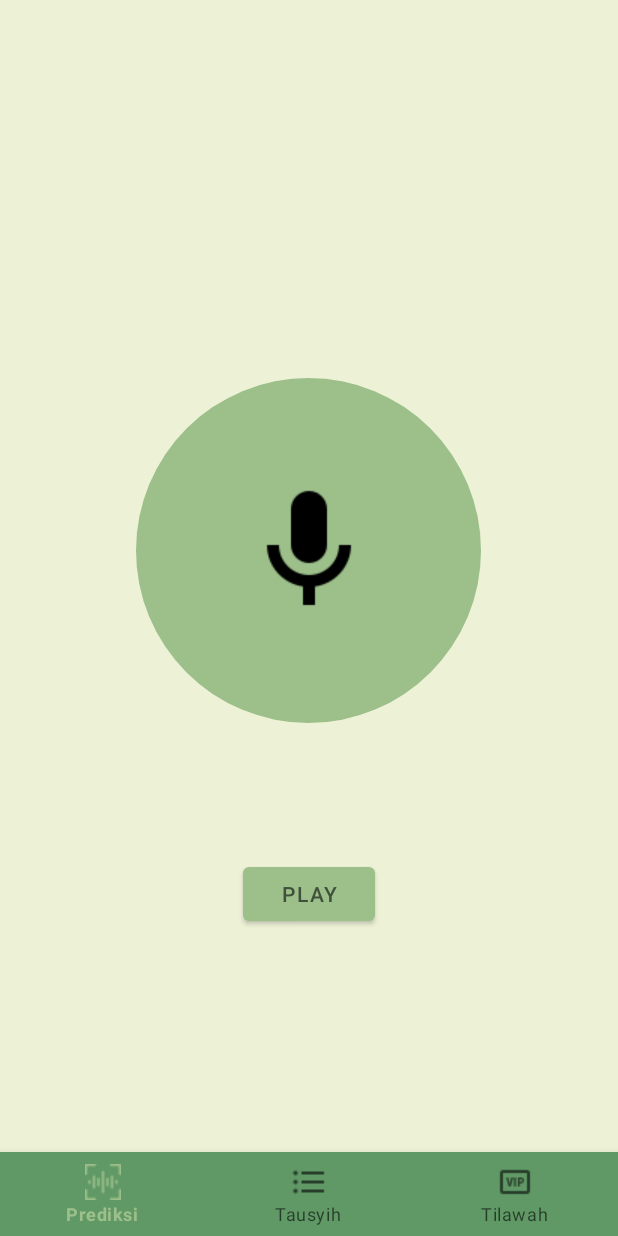
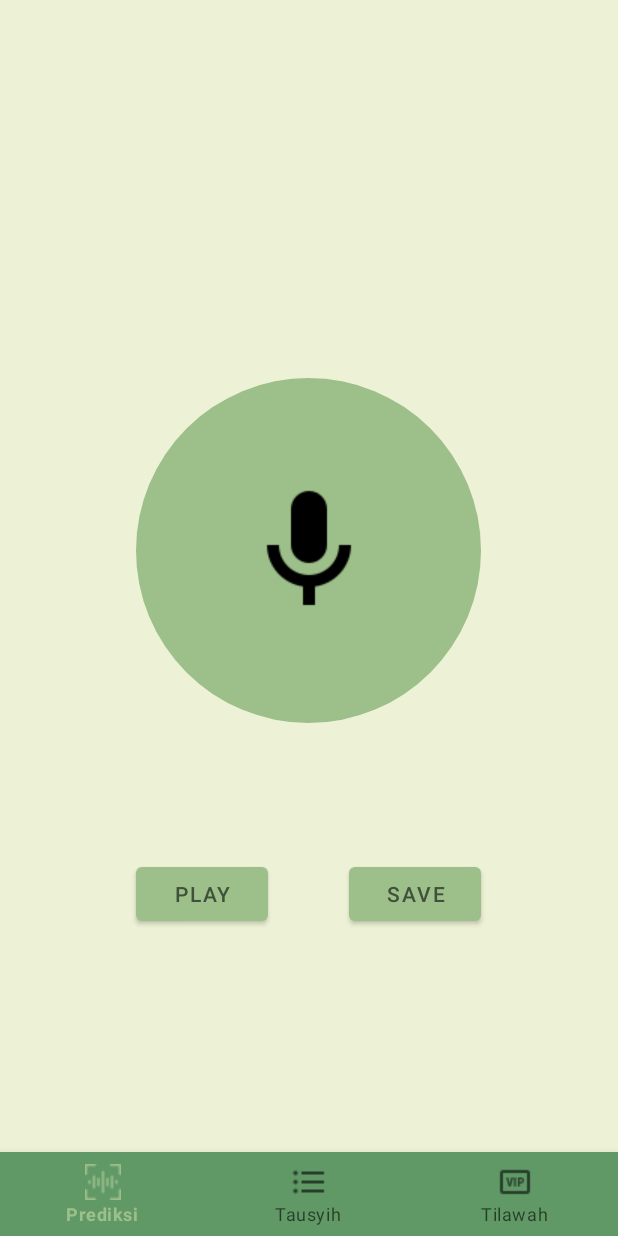
Before and after one commit to fikrisabiq/Nagham_Al-Quran, an Android app: the screen it shows after launch (MainActivity), on a phone screen of 412 x 824 dp. Run offline under Robolectric (Android 15) with nearby library versions, the phone set to English and light mode, and no system bars; our stand-ins replace navigation-ui.

Commit message:
add save feature

```diff
--- a/capstone-md/app/src/main/AndroidManifest.xml
+++ b/capstone-md/app/src/main/AndroidManifest.xml
@@ -4,6 +4,8 @@
 
     <uses-permission android:name="android.permission.INTERNET" />
     <uses-permission android:name="android.permission.RECORD_AUDIO" />
+    <uses-permission android:name="android.permission.WRITE_EXTERNAL_STORAGE" />
+    <uses-permission android:name="android.permission.READ_EXTERNAL_STORAGE" />
 
     <application
         android:allowBackup="true"
--- a/capstone-md/app/src/main/res/layout/fragment_home.xml
+++ b/capstone-md/app/src/main/res/layout/fragment_home.xml
@@ -22,6 +22,7 @@
         app:layout_constraintStart_toStartOf="parent"
         app:layout_constraintTop_toTopOf="parent" />
 
+
     <Button
         android:id="@+id/btn_play"
         android:layout_width="wrap_content"
@@ -30,7 +31,28 @@
         android:text="@string/btn_play"
         app:layout_constraintBottom_toBottomOf="parent"
         app:layout_constraintEnd_toEndOf="@+id/btn_record"
+        app:layout_constraintHorizontal_bias="0.0"
         app:layout_constraintStart_toStartOf="@+id/btn_record" />
+
+    <Button
+        android:id="@+id/btnSave"
+        android:layout_width="wrap_content"
+        android:layout_height="wrap_content"
+        android:text="@string/txt_save"
+        app:layout_constraintBottom_toBottomOf="@+id/btn_play"
+        app:layout_constraintEnd_toEndOf="@+id/btn_record"
+        app:layout_constraintTop_toTopOf="@+id/btn_play" />
+
+<!--    <Button-->
+<!--        android:id="@+id/btnUpload"-->
+<!--        android:layout_width="0dp"-->
+<!--        android:layout_height="wrap_content"-->
+<!--        android:layout_marginTop="60dp"-->
+<!--        android:text="@string/txt_upload_audio"-->
+<!--        app:layout_constraintEnd_toEndOf="@+id/btn_record"-->
+<!--        app:layout_constraintHorizontal_bias="0.0"-->
+<!--        app:layout_constraintStart_toStartOf="@+id/btn_record"-->
+<!--        app:layout_constraintTop_toBottomOf="@+id/btn_record" />-->
 
     <ProgressBar
         android:id="@+id/progressBar"
@@ -47,10 +69,10 @@
         android:id="@+id/result_prediksi"
         android:layout_width="wrap_content"
         android:layout_height="wrap_content"
-        android:layout_marginTop="60dp"
+        android:layout_marginTop="52dp"
+        android:textColor="@color/colorClick"
         android:textSize="24sp"
-        android:textColor="@color/colorClick"
-        app:layout_constraintEnd_toEndOf="@+id/btn_play"
+        app:layout_constraintEnd_toEndOf="@+id/btnSave"
         app:layout_constraintStart_toStartOf="@+id/btn_play"
         app:layout_constraintTop_toBottomOf="@+id/btn_play" />
 
--- a/capstone-md/app/src/main/res/values/strings.xml
+++ b/capstone-md/app/src/main/res/values/strings.xml
@@ -11,6 +11,8 @@
     <string name="btn_play">Play</string>
     <string name="btn_resume">Resume</string>
     <string name="btn_pause">Pause</string>
+    <string name="txt_save">Save</string>
+    <string name="txt_upload_audio">Upload Audio</string>
 
 
     <!--    Umum-->
```
Also changed, not shown: capstone-md/app/src/main/java/com/capstone/naghamalquran/ui/prediction/HomeFragment.kt (+62 -0 lines).
